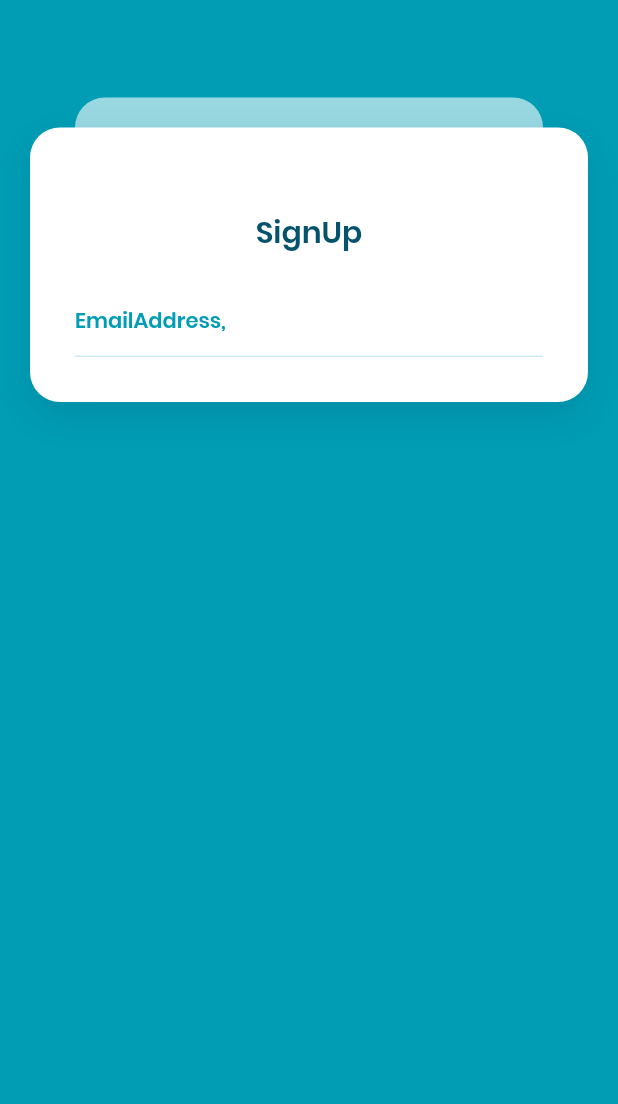
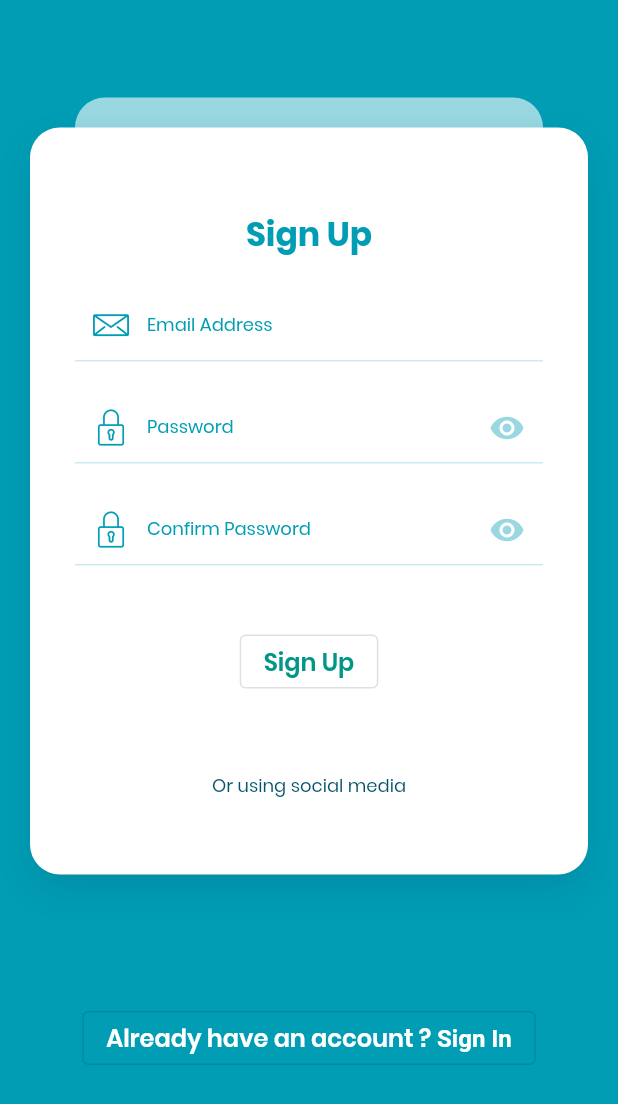
Before and after one commit to herry88/flutter_ecommerce_ui, a Flutter app: the SignUpWidget screen opened by its route, on a phone screen of 412 x 824 dp. Shown: the top 1104 px of the screen. Run offline on Flutter 3.47's test engine with Material 2 defaults, Android fonts, the light colour scheme and no system bars; our stand-ins replace carousel_slider.

Commit message:
SignUpDone

```diff
--- a/lib/src/screen/signup/signup.dart
+++ b/lib/src/screen/signup/signup.dart
@@ -1,103 +1,204 @@
+import 'package:flutter/cupertino.dart';
 import 'package:flutter/material.dart';
+import 'package:flutteruinew/config/icons.dart';
 
 class SignUpWidget extends StatefulWidget {
-  const SignUpWidget({Key? key}) : super(key: key);
-
   @override
   _SignUpWidgetState createState() => _SignUpWidgetState();
 }
 
 class _SignUpWidgetState extends State<SignUpWidget> {
-  @override
+  bool _showPassword = false;
+
   Widget build(BuildContext context) {
     return Scaffold(
       backgroundColor: Theme.of(context).accentColor,
       body: SingleChildScrollView(
         child: Column(
-          children: [
+          children: <Widget>[
             Stack(
-              children: [
+              children: <Widget>[
                 Container(
                   width: double.infinity,
-                  padding: EdgeInsets.symmetric(
-                    vertical: 30.0,
-                    horizontal: 30.0,
-                  ),
-                  margin: EdgeInsets.symmetric(
-                    vertical: 65.0,
-                    horizontal: 50.0,
-                  ),
+                  padding: EdgeInsets.symmetric(vertical: 30, horizontal: 20),
+                  margin: EdgeInsets.symmetric(vertical: 65, horizontal: 50),
                   decoration: BoxDecoration(
-                    borderRadius: BorderRadius.circular(
-                      20.0,
-                    ),
-                    color: Theme.of(context).primaryColor.withOpacity(
-                          0.6,
-                        ),
+                    borderRadius: BorderRadius.circular(20),
+                    color: Theme.of(context).primaryColor.withOpacity(0.6),
                   ),
                 ),
                 Container(
                   width: double.infinity,
-                  padding: EdgeInsets.symmetric(
-                    vertical: 30.0,
-                    horizontal: 30.0,
-                  ),
-                  margin: EdgeInsets.symmetric(
-                    vertical: 85.0,
-                    horizontal: 20.0,
-                  ),
+                  padding: EdgeInsets.symmetric(vertical: 30, horizontal: 30),
+                  margin: EdgeInsets.symmetric(vertical: 85, horizontal: 20),
                   decoration: BoxDecoration(
-                    borderRadius: BorderRadius.circular(
-                      20.0,
-                    ),
+                    borderRadius: BorderRadius.circular(20),
                     color: Theme.of(context).primaryColor,
                     boxShadow: [
                       BoxShadow(
                           color: Theme.of(context).hintColor.withOpacity(0.2),
                           offset: Offset(0, 10),
-                        blurRadius: 20.0,
-                      ),
+                          blurRadius: 20)
                     ],
                   ),
                   child: Column(
-                    children: [
-                      SizedBox(
-                        height: 25.0,
+                    children: <Widget>[
+                      SizedBox(height: 25),
+                      Text('Sign Up',
+                          style: Theme.of(context).textTheme.headline2),
+                      SizedBox(height: 20),
+                      new TextField(
+                        style: TextStyle(color: Theme.of(context).accentColor),
+                        keyboardType: TextInputType.emailAddress,
+                        decoration: new InputDecoration(
+                          hintText: 'Email Address',
+                          hintStyle: Theme.of(context)
+                              .textTheme
+                              .bodyText2!
+                              .merge(
+                                TextStyle(color: Theme.of(context).accentColor),
                               ),
-                      Text(
-                        'SignUp',
-                        style: Theme.of(context).textTheme.headline3,
-                      ),
-                      SizedBox(
-                        height: 20.0,
-                      ),
-                      TextField(
-                        style: TextStyle(
-                          color: Theme.of(context).accentColor,
-                        ),
-                        keyboardType: TextInputType.emailAddress,
-                        decoration: InputDecoration(
-                          hintText: 'EmailAddress,',
-                          hintStyle:
-                              Theme.of(context).textTheme.bodyText1!.merge(
-                                    TextStyle(
+                          enabledBorder: UnderlineInputBorder(
+                              borderSide: BorderSide(
+                                  color: Theme.of(context)
+                                      .accentColor
+                                      .withOpacity(0.2))),
+                          focusedBorder: UnderlineInputBorder(
+                              borderSide: BorderSide(
+                                  color: Theme.of(context).accentColor)),
+                          prefixIcon: Icon(
+                            UiIcons.envelope,
                             color: Theme.of(context).accentColor,
                           ),
                         ),
+                      ),
+                      SizedBox(height: 20),
+                      new TextField(
+                        style: TextStyle(color: Theme.of(context).accentColor),
+                        keyboardType: TextInputType.text,
+                        obscureText: !_showPassword,
+                        decoration: new InputDecoration(
+                          hintText: 'Password',
+                          hintStyle: Theme.of(context)
+                              .textTheme
+                              .bodyText2!
+                              .merge(
+                                TextStyle(color: Theme.of(context).accentColor),
+                              ),
                           enabledBorder: UnderlineInputBorder(
                               borderSide: BorderSide(
-                              color: Theme.of(context).accentColor.withOpacity(
-                                    0.2,
+                                  color: Theme.of(context)
+                                      .accentColor
+                                      .withOpacity(0.2))),
+                          focusedBorder: UnderlineInputBorder(
+                              borderSide: BorderSide(
+                                  color: Theme.of(context).accentColor)),
+                          prefixIcon: Icon(
+                            UiIcons.padlock_1,
+                            color: Theme.of(context).accentColor,
+                          ),
+                          suffixIcon: IconButton(
+                            onPressed: () {
+                              setState(() {
+                                _showPassword = !_showPassword;
+                              });
+                            },
+                            color:
+                                Theme.of(context).accentColor.withOpacity(0.4),
+                            icon: Icon(_showPassword
+                                ? Icons.visibility_off
+                                : Icons.visibility),
                           ),
                         ),
                       ),
+                      SizedBox(height: 20),
+                      new TextField(
+                        style: TextStyle(color: Theme.of(context).accentColor),
+                        keyboardType: TextInputType.text,
+                        obscureText: !_showPassword,
+                        decoration: new InputDecoration(
+                          hintText: 'Confirm Password',
+                          hintStyle: Theme.of(context)
+                              .textTheme
+                              .bodyText2!
+                              .merge(
+                                TextStyle(color: Theme.of(context).accentColor),
                               ),
-                      )
+                          enabledBorder: UnderlineInputBorder(
+                              borderSide: BorderSide(
+                                  color: Theme.of(context)
+                                      .accentColor
+                                      .withOpacity(0.2))),
+                          focusedBorder: UnderlineInputBorder(
+                              borderSide: BorderSide(
+                                  color: Theme.of(context).accentColor)),
+                          prefixIcon: Icon(
+                            UiIcons.padlock_1,
+                            color: Theme.of(context).accentColor,
+                          ),
+                          suffixIcon: IconButton(
+                            onPressed: () {
+                              setState(() {
+                                _showPassword = !_showPassword;
+                              });
+                            },
+                            color:
+                                Theme.of(context).accentColor.withOpacity(0.4),
+                            icon: Icon(_showPassword
+                                ? Icons.visibility_off
+                                : Icons.visibility),
+                          ),
+                        ),
+                      ),
+                      SizedBox(height: 40),
+                      OutlinedButton(
+                        // padding:
+                        //     EdgeInsets.symmetric(vertical: 12, horizontal: 70),
+                        onPressed: () {
+                          // Navigator.of(context).pushNamed('/SignIn');
+                        },
+                        child: Text(
+                          'Sign Up',
+                          style: Theme.of(context).textTheme.headline6!.merge(
+                                TextStyle(
+                                  color: Colors.teal,
+                                ),
+                              ),
+                        ),
+                        // color: Theme.of(context).accentColor,
+
+                        // shape: StadiumBorder(),
+                      ),
+                      SizedBox(height: 50),
+                      Text(
+                        'Or using social media',
+                        style: Theme.of(context).textTheme.bodyText2,
+                      ),
+                      SizedBox(height: 20),
+                      // new SocialMediaWidget()
                     ],
                   ),
                 ),
               ],
-            )
+            ),
+            OutlinedButton(
+              onPressed: () {
+                Navigator.of(context).pushNamed('/SignIn');
+              },
+              child: RichText(
+                text: TextSpan(
+                  style: Theme.of(context).textTheme.headline6!.merge(
+                        TextStyle(color: Theme.of(context).primaryColor),
+                      ),
+                  children: [
+                    TextSpan(text: 'Already have an account ?'),
+                    TextSpan(
+                        text: ' Sign In',
+                        style: TextStyle(fontWeight: FontWeight.w700)),
+                  ],
+                ),
+              ),
+            ),
           ],
         ),
       ),
```
Lines whose indentation alone changed are shown as unchanged.
